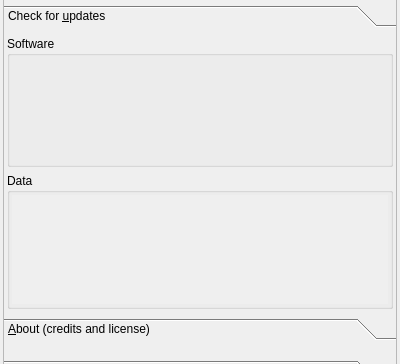
The window that src/swiftlauncher/swiftlauncher.ui (swift-project/pilotclient) describes before a commit, drawn with Qt 5; both pictures show x 0 to 400 and y 117 to 481 of the 400 by 650 pixel window.
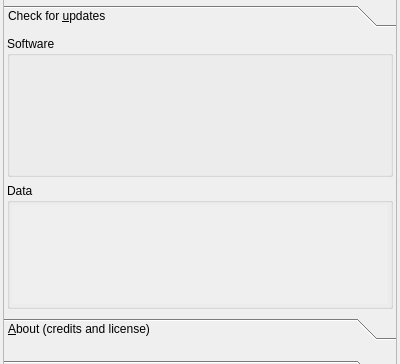
The same window after the commit. The open tabs and pages were chosen to show the change. Icons and pictures are not drawn. Custom widgets are drawn as their Qt base class.

Diff of the .ui file:
```diff
--- a/src/swiftlauncher/swiftlauncher.ui
+++ b/src/swiftlauncher/swiftlauncher.ui
@@ -403,7 +403,7 @@
                    <property name="minimumSize">
                     <size>
                      <width>0</width>
-                     <height>100</height>
+                     <height>110</height>
                     </size>
                    </property>
                   </widget>
@@ -443,7 +443,7 @@
                       <x>0</x>
                       <y>0</y>
                       <width>376</width>
-                      <height>136</height>
+                      <height>126</height>
                      </rect>
                     </property>
                     <layout class="QVBoxLayout" name="vl_DataUpdatesScrollArea">
```
Left out of the diff: 2 changed lines with no effect on the pictures.
